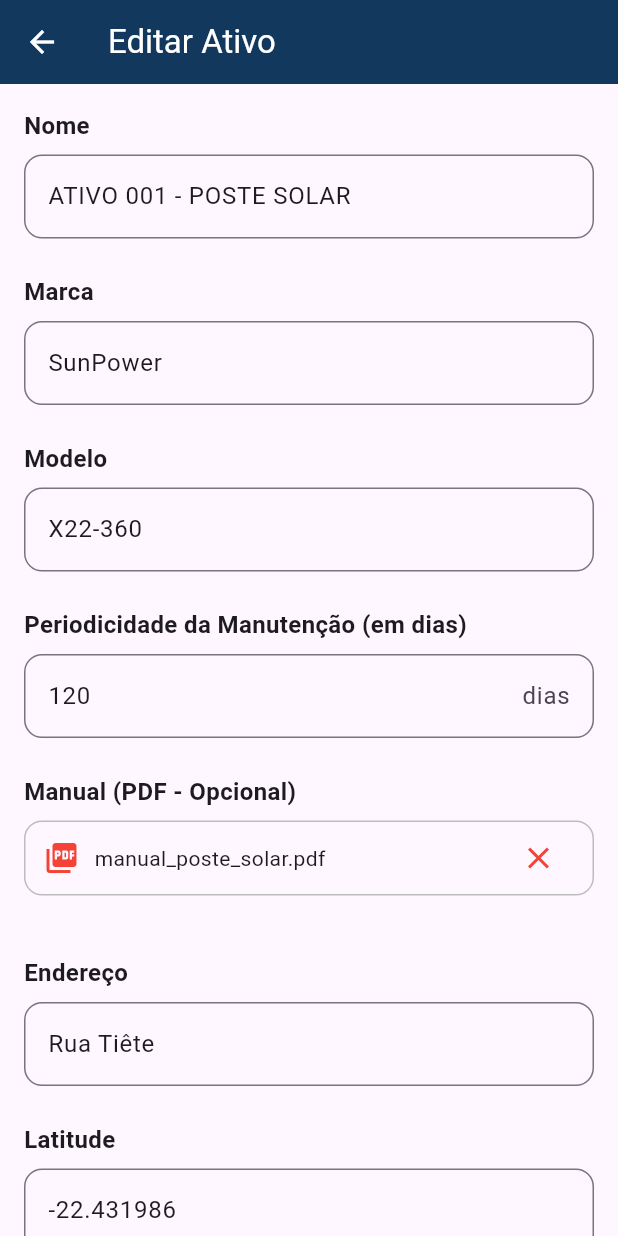
After one commit to jpsantosss/flutter-indicativo-app, a Flutter app: the SearchScreen screen opened directly, after a tap on the "edit" icon, on a phone screen of 412 x 824 dp. The commit adds this screen. Run offline on Flutter 3.47's test engine with Material 3 defaults, Android fonts, the light colour scheme and no system bars; our stand-ins replace google_maps_flutter; missing offline and left inert: dart:html, dart:ui_web.

Commit message:
Introduces the EditarAtivoScreen for editing asset details and integrates it into the SearchScreen with an edit button. Also updates the periodicidade field in mock Ativo data to use numeric values instead of strings.
Implementada a tela `EditarAtivoScreen` para edição de detalhes de ativos, integrada ao `SearchScreen` através de um botão de edição.
Atualizado também o campo `periodicidade` nos dados mock de `Ativo`, que agora utiliza valores numéricos em vez de strings.

```diff
--- /dev/null
+++ b/frontend/lib/presentation/screens/search/editar_ativo_screen.dart
@@ -0,0 +1,276 @@
+import 'package:flutter/material.dart';
+import 'package:flutter/services.dart';
+import 'package:flutter_tcc/data/models/ativo.dart';
+
+class EditarAtivoScreen extends StatefulWidget {
+  final Ativo ativo;
+
+  const EditarAtivoScreen({super.key, required this.ativo});
+
+  @override
+  State<EditarAtivoScreen> createState() => _EditarAtivoScreenState();
+}
+
+class _EditarAtivoScreenState extends State<EditarAtivoScreen> {
+  // Controladores para cada campo do formulário
+  late TextEditingController _nomeController;
+  late TextEditingController _marcaController;
+  late TextEditingController _modeloController;
+  late TextEditingController _periodicidadeController;
+  late TextEditingController _enderecoController;
+  late TextEditingController _latitudeController;
+  late TextEditingController _longitudeController;
+
+  String? _nomeArquivoManual;
+
+  @override
+  void initState() {
+    super.initState();
+    _nomeController = TextEditingController(text: widget.ativo.nome);
+    _marcaController = TextEditingController(text: widget.ativo.marca);
+    _modeloController = TextEditingController(text: widget.ativo.modelo);
+    _periodicidadeController = TextEditingController(
+      text: widget.ativo.periodicidade.toString(),
+    );
+    _enderecoController = TextEditingController(text: widget.ativo.endereco);
+    _latitudeController = TextEditingController(
+      text: widget.ativo.latitude.toString(),
+    );
+    _longitudeController = TextEditingController(
+      text: widget.ativo.longitude.toString(),
+    );
+    _nomeArquivoManual = widget.ativo.nomeArquivoManual;
+  }
+
+  @override
+  void dispose() {
+    _nomeController.dispose();
+    _marcaController.dispose();
+    _modeloController.dispose();
+    _periodicidadeController.dispose();
+    _enderecoController.dispose();
+    _latitudeController.dispose();
+    _longitudeController.dispose();
+    super.dispose();
+  }
+
+  @override
+  Widget build(BuildContext context) {
+    const Color primaryColor = Color(0xFF12385D);
+
+    return Scaffold(
+      appBar: AppBar(
+        title: const Text('Editar Ativo'),
+        backgroundColor: primaryColor,
+        foregroundColor: Colors.white,
+        iconTheme: const IconThemeData(color: Colors.white),
+      ),
+      body: SingleChildScrollView(
+        padding: const EdgeInsets.all(16.0),
+        child: Column(
+          crossAxisAlignment: CrossAxisAlignment.start,
+          children: [
+            // --- CAMPO NOME ---
+            const Text(
+              'Nome',
+              style: TextStyle(fontSize: 16, fontWeight: FontWeight.bold),
+            ),
+            const SizedBox(height: 8),
+            TextField(
+              controller: _nomeController,
+              decoration: InputDecoration(
+                border: OutlineInputBorder(
+                  borderRadius: BorderRadius.circular(12),
+                ),
+              ),
+            ),
+            const SizedBox(height: 24),
+
+            // --- CAMPO MARCA ---
+            const Text(
+              'Marca',
+              style: TextStyle(fontSize: 16, fontWeight: FontWeight.bold),
+            ),
+            const SizedBox(height: 8),
+            TextField(
+              controller: _marcaController,
+              decoration: InputDecoration(
+                border: OutlineInputBorder(
+                  borderRadius: BorderRadius.circular(12),
+                ),
+              ),
+            ),
+            const SizedBox(height: 24),
+
+            // --- CAMPO MODELO ---
+            const Text(
+              'Modelo',
+              style: TextStyle(fontSize: 16, fontWeight: FontWeight.bold),
+            ),
+            const SizedBox(height: 8),
+            TextField(
+              controller: _modeloController,
+              decoration: InputDecoration(
+                border: OutlineInputBorder(
+                  borderRadius: BorderRadius.circular(12),
+                ),
+              ),
+            ),
+            const SizedBox(height: 24),
+
+            // --- CAMPO PERIODICIDADE ---
+            const Text(
+              'Periodicidade da Manutenção (em dias)',
+              style: TextStyle(fontSize: 16, fontWeight: FontWeight.bold),
+            ),
+            const SizedBox(height: 8),
+            TextField(
+              controller: _periodicidadeController,
+              keyboardType: TextInputType.number,
+              inputFormatters: [FilteringTextInputFormatter.digitsOnly],
+              decoration: InputDecoration(
+                suffixText: 'dias',
+                border: OutlineInputBorder(
+                  borderRadius: BorderRadius.circular(12),
+                ),
+              ),
+            ),
+            const SizedBox(height: 24),
+
+            // --- UPLOAD DE MANUAL (SIMULAÇÃO) ---
+            const Text(
+              'Manual (PDF - Opcional)',
+              style: TextStyle(fontSize: 16, fontWeight: FontWeight.bold),
+            ),
+            const SizedBox(height: 8),
+            if (_nomeArquivoManual == null)
+              OutlinedButton.icon(
+                icon: const Icon(Icons.upload_file),
+                label: const Text('Selecionar ficheiro'),
+                style: OutlinedButton.styleFrom(
+                  foregroundColor: primaryColor,
+                  minimumSize: const Size(double.infinity, 50),
+                  shape: RoundedRectangleBorder(
+                    borderRadius: BorderRadius.circular(12),
+                  ),
+                ),
+                onPressed: () {
+                  setState(() {
+                    _nomeArquivoManual = 'manual_atualizado.pdf';
+                  });
+                },
+              )
+            else
+              Container(
+                padding: const EdgeInsets.symmetric(horizontal: 12.0),
+                height: 50,
+                decoration: BoxDecoration(
+                  borderRadius: BorderRadius.circular(12),
+                  border: Border.all(color: Colors.grey.shade400),
+                ),
+                child: Row(
+                  mainAxisAlignment: MainAxisAlignment.spaceBetween,
+                  children: [
+                    const Icon(Icons.picture_as_pdf, color: Colors.red),
+                    const SizedBox(width: 10),
+                    Expanded(
+                      child: Text(
+                        _nomeArquivoManual!,
+                        overflow: TextOverflow.ellipsis,
+                      ),
+                    ),
+                    IconButton(
+                      icon: const Icon(Icons.close, color: Colors.red),
+                      onPressed: () {
+                        setState(() {
+                          _nomeArquivoManual = null;
+                        });
+                      },
+                    ),
+                  ],
+                ),
+              ),
+            const SizedBox(height: 40),
+
+            // --- CAMPO ENDEREÇO ---
+            const Text(
+              'Endereço',
+              style: TextStyle(fontSize: 16, fontWeight: FontWeight.bold),
+            ),
+            const SizedBox(height: 8),
+            TextField(
+              controller: _enderecoController,
+              decoration: InputDecoration(
+                border: OutlineInputBorder(
+                  borderRadius: BorderRadius.circular(12),
+                ),
+              ),
+            ),
+            const SizedBox(height: 24),
+
+            // --- CAMPO LATITUDE ---
+            const Text(
+              'Latitude',
+              style: TextStyle(fontSize: 16, fontWeight: FontWeight.bold),
+            ),
+            const SizedBox(height: 8),
+            TextField(
+              controller: _latitudeController,
+              keyboardType: const TextInputType.numberWithOptions(
+                decimal: true,
+              ),
+              decoration: InputDecoration(
+                border: OutlineInputBorder(
+                  borderRadius: BorderRadius.circular(12),
+                ),
+              ),
+            ),
+            const SizedBox(height: 24),
+
+            // --- CAMPO LONGITUDE ---
+            const Text(
+              'Longitude',
+              style: TextStyle(fontSize: 16, fontWeight: FontWeight.bold),
+            ),
+            const SizedBox(height: 8),
+            TextField(
+              controller: _longitudeController,
+              keyboardType: const TextInputType.numberWithOptions(
+                decimal: true,
+              ),
+              decoration: InputDecoration(
+                border: OutlineInputBorder(
+                  borderRadius: BorderRadius.circular(12),
+                ),
+              ),
+            ),
+            const SizedBox(height: 24),
+
+            // --- BOTÃO DE SALVAR ---
+            SizedBox(
+              width: double.infinity,
+              child: ElevatedButton(
+                onPressed: () {
+                  // Lógica para salvar as alterações no futuro
+                  Navigator.pop(context); // Por enquanto, apenas fecha a tela
+                },
+                style: ElevatedButton.styleFrom(
+                  backgroundColor: primaryColor,
+                  foregroundColor: Colors.white,
+                  padding: const EdgeInsets.symmetric(vertical: 16),
+                  shape: RoundedRectangleBorder(
+                    borderRadius: BorderRadius.circular(12),
+                  ),
+                ),
+                child: const Text(
+                  'SALVAR ALTERAÇÕES',
+                  style: TextStyle(fontSize: 16, color: Colors.white),
+                ),
+              ),
+            ),
+          ],
+        ),
+      ),
+    );
+  }
+}
--- a/frontend/lib/presentation/screens/search/search_screen.dart
+++ b/frontend/lib/presentation/screens/search/search_screen.dart
@@ -2,6 +2,7 @@ import 'package:flutter/material.dart';
 import 'package:flutter_tcc/data/models/ativo.dart';
 import 'package:flutter_tcc/presentation/screens/search/cadastro_ativo_screen.dart';
 import 'package:flutter_tcc/presentation/screens/search/info_ativo_screen.dart';
+import 'package:flutter_tcc/presentation/screens/search/editar_ativo_screen.dart';
 
 class SearchScreen extends StatefulWidget {
   const SearchScreen({super.key});
@@ -18,7 +19,7 @@ class _SearchScreenState extends State<SearchScreen> {
       nome: 'ATIVO 001 - POSTE SOLAR',
       marca: 'SunPower',
       modelo: 'X22-360',
-      periodicidade: 'Anual',
+      periodicidade: '120',
       nomeArquivoManual: 'manual_poste_solar.pdf',
       endereco: 'Rua Tiête',
       latitude: '-22.431986',
@@ -31,7 +32,7 @@ class _SearchScreenState extends State<SearchScreen> {
       nome: 'ATIVO 002 - CÂMERA DE SEGURANÇA',
       marca: 'Intelbras',
       modelo: 'VHD 3230 B G4',
-      periodicidade: 'Mensal',
+      periodicidade: '90',
       nomeArquivoManual: null, // Sem manual
       endereco: 'Rua Tiête',
       latitude: '-22.431986',
@@ -44,7 +45,7 @@ class _SearchScreenState extends State<SearchScreen> {
       nome: 'ATIVO 003 - SENSOR DE MOVIMENTO',
       marca: 'Bosch',
       modelo: 'DS-930',
-      periodicidade: 'Semestral',
+      periodicidade: '30',
       nomeArquivoManual: 'bosch_ds930.pdf',
       endereco: 'Rua Tiête',
       latitude: '-22.431986',
@@ -72,6 +73,20 @@ class _SearchScreenState extends State<SearchScreen> {
                   fontWeight: FontWeight.w500,
                 ),
               ),
+            ),
+            //Botão de editar
+            IconButton(
+              onPressed: () {
+                Navigator.push(
+                  context,
+                  MaterialPageRoute(
+                    builder: (context) => EditarAtivoScreen(ativo: ativo),
+                  ),
+                );
+              },
+              icon: const Icon(Icons.edit),
+              tooltip: 'Editar ativo',
+              color: Colors.orange,
             ),
             //Botão de rota
             IconButton(
```
